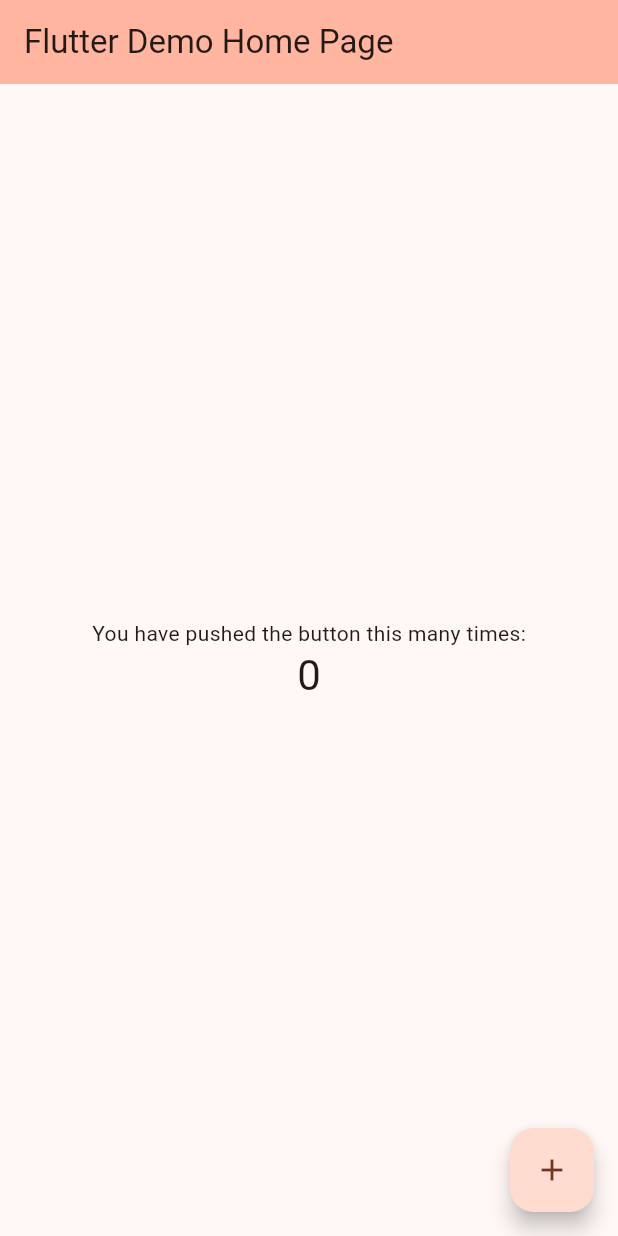
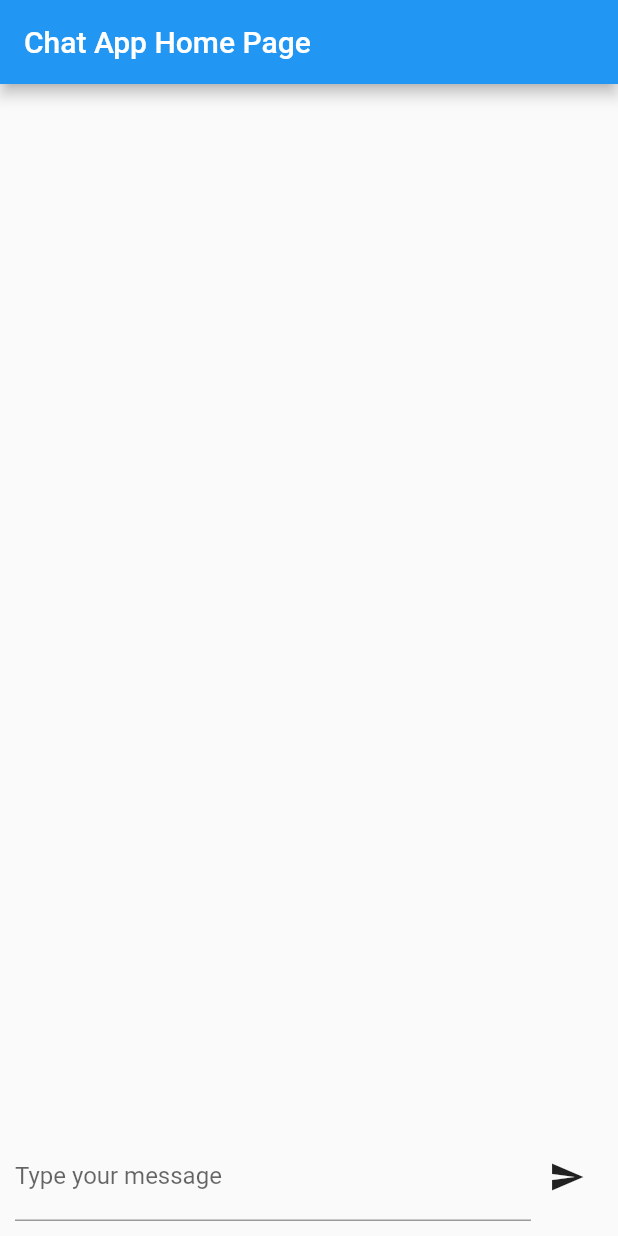
Before and after one commit to AlonKendler/chatApp-flutter, a Flutter app: the screen it shows after launch, on a phone screen of 412 x 824 dp. Run offline on Flutter 3.47's test engine with Material 2 defaults, Android fonts, the phone set to English and light mode, and no system bars; our stand-ins replace shared_preferences.

Commit message:
chat app with users in session

```diff
--- a/lib/main.dart
+++ b/lib/main.dart
@@ -1,53 +1,28 @@
 import 'package:flutter/material.dart';
+import 'package:shared_preferences/shared_preferences.dart';
+import 'dart:math';
 
 void main() {
   runApp(const MyApp());
 }
 
 class MyApp extends StatelessWidget {
-  const MyApp({super.key});
+  const MyApp({Key? key}) : super(key: key);
 
-  // This widget is the root of your application.
   @override
   Widget build(BuildContext context) {
     return MaterialApp(
-      title: 'Flutter Demo',
+      title: 'Chat App',
       theme: ThemeData(
-        // This is the theme of your application.
-        //
-        // TRY THIS: Try running your application with "flutter run". You'll see
-        // the application has a blue toolbar. Then, without quitting the app,
-        // try changing the seedColor in the colorScheme below to Colors.green
-        // and then invoke "hot reload" (save your changes or press the "hot
-        // reload" button in a Flutter-supported IDE, or press "r" if you used
-        // the command line to start the app).
-        //
-        // Notice that the counter didn't reset back to zero; the application
-        // state is not lost during the reload. To reset the state, use hot
-        // restart instead.
-        //
-        // This works for code too, not just values: Most code changes can be
-        // tested with just a hot reload.
-        colorScheme: ColorScheme.fromSeed(seedColor: Colors.deepOrangeAccent),
-        useMaterial3: true,
+        primarySwatch: Colors.blue,
       ),
-      home: const MyHomePage(title: 'Flutter Demo Home Page'),
+      home: const MyHomePage(title: 'Chat App Home Page'),
     );
   }
 }
 
 class MyHomePage extends StatefulWidget {
-  const MyHomePage({super.key, required this.title});
-
-  // This widget is the home page of your application. It is stateful, meaning
-  // that it has a State object (defined below) that contains fields that affect
-  // how it looks.
-
-  // This class is the configuration for the state. It holds the values (in this
-  // case the title) provided by the parent (in this case the App widget) and
-  // used by the build method of the State. Fields in a Widget subclass are
-  // always marked "final".
-
+  const MyHomePage({Key? key, required this.title}) : super(key: key);
   final String title;
 
   @override
@@ -55,71 +30,81 @@ class MyHomePage extends StatefulWidget {
 }
 
 class _MyHomePageState extends State<MyHomePage> {
-  int _counter = 0;
+  final _controller = TextEditingController();
+  final List<Map<String, dynamic>> _messages = [];
+  String _userName = 'Loading...';
 
-  void _incrementCounter() {
+  @override
+  void initState() {
+    super.initState();
+    _loadUserName();
+  }
+
+  _loadUserName() async {
+    SharedPreferences prefs = await SharedPreferences.getInstance();
     setState(() {
-      // This call to setState tells the Flutter framework that something has
-      // changed in this State, which causes it to rerun the build method below
-      // so that the display can reflect the updated values. If we changed
-      // _counter without calling setState(), then the build method would not be
-      // called again, and so nothing would appear to happen.
-      _counter++;
+      _userName =
+          prefs.getString('userName') ?? 'user:${Random().nextInt(1000000)}';
     });
+    prefs.setString('userName', _userName);
+  }
+
+  void _sendMessage() {
+    String messageText = _controller.text;
+
+    Map<String, dynamic> message = {
+      'senderName': _userName,
+      'message': messageText,
+      'timestamp': DateTime.now().toIso8601String(),
+    };
+
+    setState(() {
+      _messages.add(message);
+    });
+
+    _controller.clear();
   }
 
   @override
   Widget build(BuildContext context) {
-    // This method is rerun every time setState is called, for instance as done
-    // by the _incrementCounter method above.
-    //
-    // The Flutter framework has been optimized to make rerunning build methods
-    // fast, so that you can just rebuild anything that needs updating rather
-    // than having to individually change instances of widgets.
     return Scaffold(
       appBar: AppBar(
-        // TRY THIS: Try changing the color here to a specific color (to
-        // Colors.amber, perhaps?) and trigger a hot reload to see the AppBar
-        // change color while the other colors stay the same.
-        backgroundColor: Theme.of(context).colorScheme.inversePrimary,
-        // Here we take the value from the MyHomePage object that was created by
-        // the App.build method, and use it to set our appbar title.
         title: Text(widget.title),
       ),
-      body: Center(
-        // Center is a layout widget. It takes a single child and positions it
-        // in the middle of the parent.
-        child: Column(
-          // Column is also a layout widget. It takes a list of children and
-          // arranges them vertically. By default, it sizes itself to fit its
-          // children horizontally, and tries to be as tall as its parent.
-          //
-          // Column has various properties to control how it sizes itself and
-          // how it positions its children. Here we use mainAxisAlignment to
-          // center the children vertically; the main axis here is the vertical
-          // axis because Columns are vertical (the cross axis would be
-          // horizontal).
-          //
-          // TRY THIS: Invoke "debug painting" (choose the "Toggle Debug Paint"
-          // action in the IDE, or press "p" in the console), to see the
-          // wireframe for each widget.
-          mainAxisAlignment: MainAxisAlignment.center,
-          children: <Widget>[
-            const Text(
-              'You have pushed the button this many times:',
+      body: Column(
+        children: [
+          Expanded(
+            child: ListView.builder(
+              itemCount: _messages.length,
+              itemBuilder: (BuildContext context, int index) {
+                return ListTile(
+                  title: Text(_messages[index]['senderName']),
+                  subtitle: Text(_messages[index]['message']),
+                );
+              },
             ),
-            Text(
-              '$_counter',
-              style: Theme.of(context).textTheme.headlineMedium,
+          ),
+          Container(
+            margin: const EdgeInsets.all(10.0),
+            child: Row(
+              children: [
+                Expanded(
+                  child: TextField(
+                    controller: _controller,
+                    decoration: const InputDecoration(
+                      labelText: 'Type your message',
+                    ),
+                  ),
+                ),
+                IconButton(
+                  icon: const Icon(Icons.send),
+                  onPressed: _userName == 'Loading...' ? null : _sendMessage,
+                ),
+              ],
             ),
-          ],
-        ),
+          ),
+        ],
       ),
-      floatingActionButton: FloatingActionButton(
-        onPressed: _incrementCounter,
-        tooltip: 'Increment',
-        child: const Icon(Icons.add),
-      ), // This trailing comma makes auto-formatting nicer for build methods.
     );
   }
 }
--- a/pubspec.yaml
+++ b/pubspec.yaml
@@ -2,7 +2,7 @@ name: hello_world_flutter
 description: A new Flutter project.
 # The following line prevents the package from being accidentally published to
 # pub.dev using `flutter pub publish`. This is preferred for private packages.
-publish_to: 'none' # Remove this line if you wish to publish to pub.dev
+publish_to: "none" # Remove this line if you wish to publish to pub.dev
 
 # The following defines the version and build number for your application.
 # A version number is three numbers separated by dots, like 1.2.43
@@ -19,7 +19,7 @@ publish_to: 'none' # Remove this line if you wish to publish to pub.dev
 version: 1.0.0+1
 
 environment:
-  sdk: '>=3.0.5 <4.0.0'
+  sdk: ">=3.0.5 <4.0.0"
 
 # Dependencies specify other packages that your package needs in order to work.
 # To automatically upgrade your package dependencies to the latest versions
@@ -31,6 +31,7 @@ dependencies:
   flutter:
     sdk: flutter
 
+  shared_preferences: ^2.0.13
 
   # The following adds the Cupertino Icons font to your application.
   # Use with the CupertinoIcons class for iOS style icons.
@@ -52,7 +53,6 @@ dev_dependencies:
 
 # The following section is specific to Flutter packages.
 flutter:
-
   # The following line ensures that the Material Icons font is
   # included with your application, so that you can use the icons in
   # the material Icons class.
```
Also changed, not shown: pubspec.lock, 1 other file.
